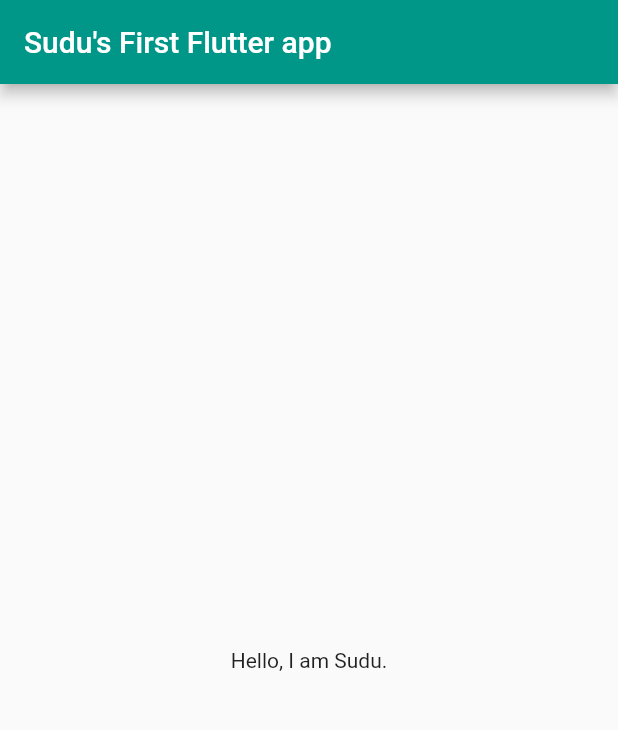
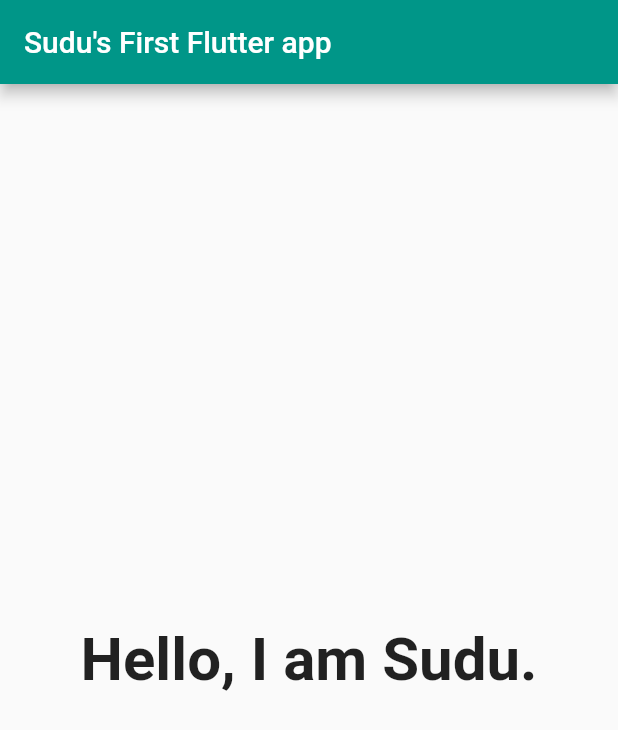
Before and after one commit to sudu12345/my_app, a Flutter app: the screen it shows after launch, on a phone screen of 412 x 824 dp. Shown: the top 730 px of the screen. Run offline on Flutter 3.47's test engine with Material 2 defaults, Android fonts, the phone set to English and light mode, and no system bars.

```diff
--- a/lib/main.dart
+++ b/lib/main.dart
@@ -34,6 +34,10 @@ class MyHomePage extends StatelessWidget {
       body: Center(
         child: Text(
           'Hello, I am Sudu.',
+          style: TextStyle(
+            fontSize: 40.0,
+            fontWeight: FontWeight.bold,
+          ),
         ),
       ),
     );
```
Also changed, not shown: 1 other file.
